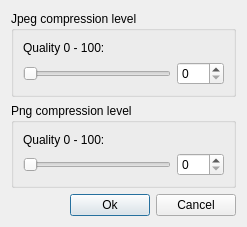
Qt form ui/dialogquality.ui (Faster3ck/Converseen) before a commit.
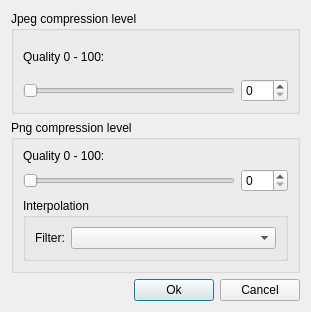
The same form after that commit. Custom widgets are drawn as their Qt base class.

The edit to the form file:
```diff
--- a/ui/dialogquality.ui
+++ b/ui/dialogquality.ui
@@ -6,8 +6,8 @@
    <rect>
     <x>0</x>
     <y>0</y>
-    <width>247</width>
-    <height>227</height>
+    <width>311</width>
+    <height>312</height>
    </rect>
   </property>
   <property name="windowTitle">
@@ -93,6 +93,36 @@
         </item>
        </layout>
       </item>
+      <item>
+       <widget class="QGroupBox" name="groupBox_3">
+        <property name="title">
+         <string>Interpolation</string>
+        </property>
+        <layout class="QVBoxLayout" name="verticalLayout_6">
+         <item>
+          <layout class="QHBoxLayout" name="horizontalLayout_4">
+           <item>
+            <widget class="QLabel" name="label_3">
+             <property name="text">
+              <string>Filter:</string>
+             </property>
+            </widget>
+           </item>
+           <item>
+            <widget class="Combofilters" name="comboFilters">
+             <property name="sizePolicy">
+              <sizepolicy hsizetype="MinimumExpanding" vsizetype="Fixed">
+               <horstretch>0</horstretch>
+               <verstretch>0</verstretch>
+              </sizepolicy>
+             </property>
+            </widget>
+           </item>
+          </layout>
+         </item>
+        </layout>
+       </widget>
+      </item>
      </layout>
     </widget>
    </item>
@@ -129,6 +159,13 @@
    </item>
   </layout>
  </widget>
+ <customwidgets>
+  <customwidget>
+   <class>Combofilters</class>
+   <extends>QComboBox</extends>
+   <header>src/combofilters.h</header>
+  </customwidget>
+ </customwidgets>
  <resources/>
  <connections/>
 </ui>
```
